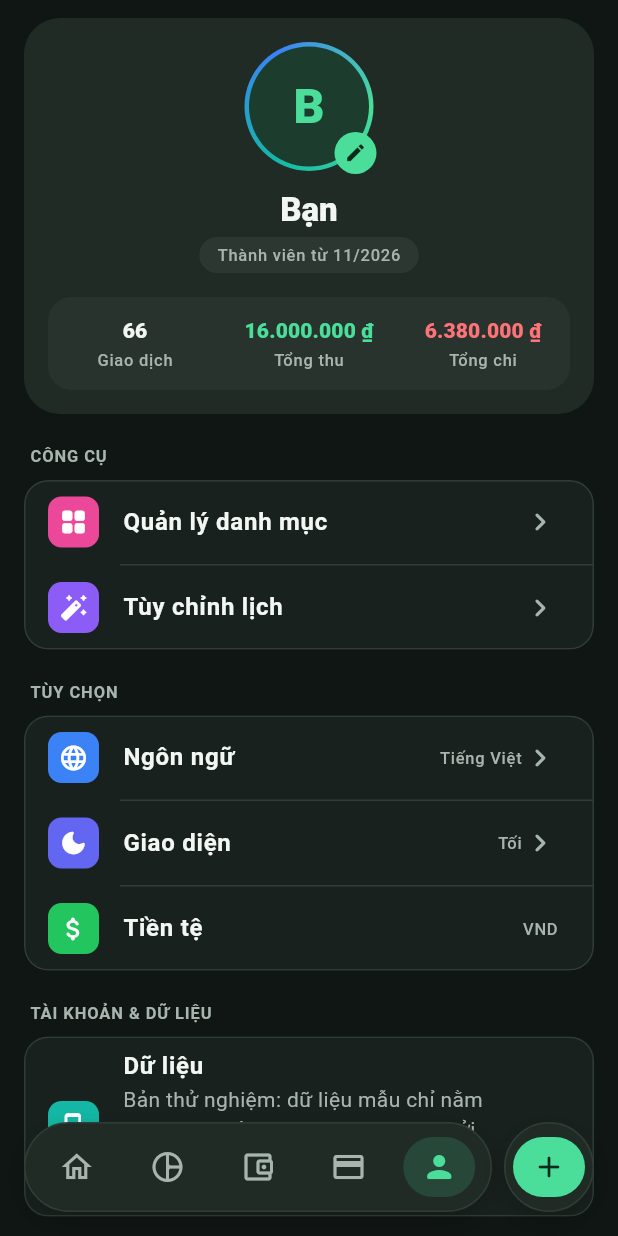
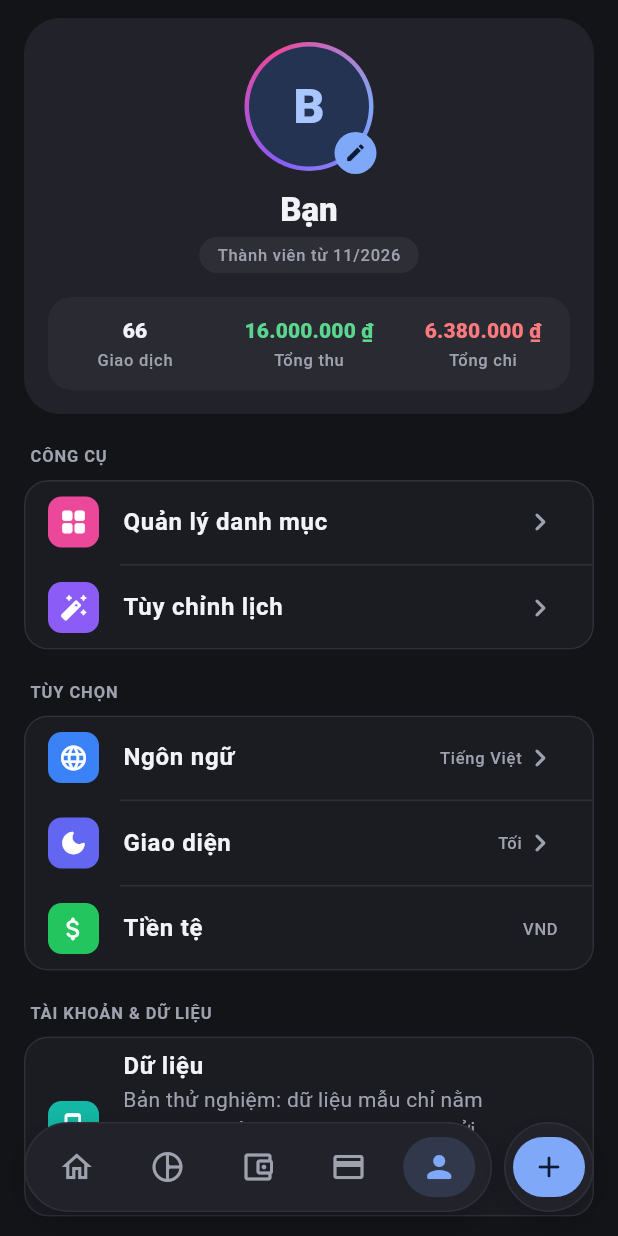
Before and after one commit to thdevfe/money-tracker, a Flutter app: the screen it shows after launch, item 5 of the bottom bar chosen, on a phone screen of 412 x 824 dp. Run offline on Flutter 3.47's test engine with Material 3 defaults, Android fonts, the phone set to English and light mode, and no system bars; our stand-ins replace camera, flutter_riverpod, image_picker, shared_preferences, supabase_flutter; accounts and stored records are empty.

Commit message:
style(theme): blue accent on neutral dark and shorter calendar cells
Match CapMoney's look more closely: the green theme felt off and the
calendar rows were taller than in the reference.

- blue primary on neutral gray surfaces in dark and light themes
- income stays green and expense red; transfers turn purple
- blue-purple-pink rings on the shutter and profile avatar
- shorter day cells with larger thumbnails and smaller day labels
- empty past days show a "+" square, future days a faint one
- web background and theme color follow the new dark surface

Co-Authored-By: Claude Opus 5.5 <noreply@anthropic.com>

```diff
--- a/lib/core/theme/app_theme.dart
+++ b/lib/core/theme/app_theme.dart
@@ -40,21 +40,21 @@ class AppColors extends ThemeExtension<AppColors> {
   });
 
   static const light = AppColors(
-    income: Color(0xFF159957),
+    income: Color(0xFF1F9D5C),
     expense: Color(0xFFE5484D),
-    transfer: Color(0xFF3984D6),
-    border: Color(0xFFE3E8E5),
-    textSecondary: Color(0xFF667085),
-    elevatedSurface: Color(0xFFF0F3F1),
+    transfer: Color(0xFF8B5CF6),
+    border: Color(0xFFE4E6EB),
+    textSecondary: Color(0xFF6B7080),
+    elevatedSurface: Color(0xFFEFF1F5),
   );
 
   static const dark = AppColors(
-    income: Color(0xFF4ADE9A),
-    expense: Color(0xFFFF7278),
-    transfer: Color(0xFF75B5FF),
-    border: Color(0xFF303D36),
-    textSecondary: Color(0xFFA8B5AE),
-    elevatedSurface: Color(0xFF202B26),
+    income: Color(0xFF5BD68E),
+    expense: Color(0xFFFF7A7F),
+    transfer: Color(0xFFB59CFF),
+    border: Color(0xFF2E3038),
+    textSecondary: Color(0xFF9EA2AE),
+    elevatedSurface: Color(0xFF22232A),
   );
 
   static AppColors of(BuildContext context) =>
@@ -97,25 +97,25 @@ class AppTheme {
   static ThemeData light() {
     const scheme = ColorScheme(
       brightness: Brightness.light,
-      primary: Color(0xFF16A36A),
+      primary: Color(0xFF3D7BF0),
       onPrimary: Colors.white,
-      primaryContainer: Color(0xFFDDF4E8),
-      onPrimaryContainer: Color(0xFF128354),
-      secondary: Color(0xFF128354),
+      primaryContainer: Color(0xFFE3ECFF),
+      onPrimaryContainer: Color(0xFF1F5BD0),
+      secondary: Color(0xFF1F5BD0),
       onSecondary: Colors.white,
       error: Color(0xFFE5484D),
       onError: Colors.white,
       surface: Color(0xFFFFFFFF),
-      onSurface: Color(0xFF17212B),
-      onSurfaceVariant: Color(0xFF667085),
-      surfaceContainerLowest: Color(0xFFF6F8F7),
-      surfaceContainerHighest: Color(0xFFEFF2F0),
-      outline: Color(0xFFE3E8E5),
-      outlineVariant: Color(0xFFE3E8E5),
+      onSurface: Color(0xFF181A20),
+      onSurfaceVariant: Color(0xFF6B7080),
+      surfaceContainerLowest: Color(0xFFF5F6F9),
+      surfaceContainerHighest: Color(0xFFEFF1F5),
+      outline: Color(0xFFE4E6EB),
+      outlineVariant: Color(0xFFE4E6EB),
     );
     return _build(
       scheme,
-      background: const Color(0xFFF6F8F7),
+      background: const Color(0xFFF5F6F9),
       colors: AppColors.light,
     );
   }
@@ -123,25 +123,25 @@ class AppTheme {
   static ThemeData dark() {
     const scheme = ColorScheme(
       brightness: Brightness.dark,
-      primary: Color(0xFF4ADE9A),
-      onPrimary: Color(0xFF0B2A1C),
-      primaryContainer: Color(0xFF1C3D2E),
-      onPrimaryContainer: Color(0xFF4ADE9A),
-      secondary: Color(0xFF4ADE9A),
-      onSecondary: Color(0xFF0B2A1C),
-      error: Color(0xFFFF7278),
+      primary: Color(0xFF7FA8F8),
+      onPrimary: Color(0xFF0C1A33),
+      primaryContainer: Color(0xFF243352),
+      onPrimaryContainer: Color(0xFFA9C6FF),
+      secondary: Color(0xFF7FA8F8),
+      onSecondary: Color(0xFF0C1A33),
+      error: Color(0xFFFF7A7F),
       onError: Color(0xFF2B0A0B),
-      surface: Color(0xFF19211E),
-      onSurface: Color(0xFFF3F7F4),
-      onSurfaceVariant: Color(0xFFA8B5AE),
-      surfaceContainerLowest: Color(0xFF101614),
-      surfaceContainerHighest: Color(0xFF202B26),
-      outline: Color(0xFF303D36),
-      outlineVariant: Color(0xFF303D36),
+      surface: Color(0xFF1B1C22),
+      onSurface: Color(0xFFF2F3F7),
+      onSurfaceVariant: Color(0xFF9EA2AE),
+      surfaceContainerLowest: Color(0xFF131418),
+      surfaceContainerHighest: Color(0xFF22232A),
+      outline: Color(0xFF2E3038),
+      outlineVariant: Color(0xFF2E3038),
     );
     return _build(
       scheme,
-      background: const Color(0xFF101614),
+      background: const Color(0xFF131418),
       colors: AppColors.dark,
     );
   }
--- a/lib/features/settings/presentation/settings_screen.dart
+++ b/lib/features/settings/presentation/settings_screen.dart
@@ -258,10 +258,10 @@ class _ProfileCard extends ConsumerWidget {
                       shape: BoxShape.circle,
                       gradient: SweepGradient(
                         colors: [
-                          Color(0xFF4ADE9A),
-                          Color(0xFF14B8A6),
-                          Color(0xFF3B82F6),
-                          Color(0xFF4ADE9A),
+                          Color(0xFF7FA8F8),
+                          Color(0xFF8B5CF6),
+                          Color(0xFFEC4899),
+                          Color(0xFF7FA8F8),
                         ],
                       ),
                     ),
--- a/lib/features/transactions/presentation/home/widgets/photo_calendar.dart
+++ b/lib/features/transactions/presentation/home/widgets/photo_calendar.dart
@@ -105,6 +105,7 @@ class PhotoCalendar extends StatelessWidget {
                             inMonth: isSameMonth(d, month),
                             isToday: isSameDay(d, today),
                             isSelected: isSameDay(d, selectedDate),
+                            isFuture: d.isAfter(today),
                             width: cellWidth,
                             settings: settings,
                             borderColor: borderColor,
```
Also changed, not shown: lib/features/transactions/presentation/form/capture_photo_screen.dart (+5 -5 lines), lib/features/transactions/presentation/home/widgets/photo_calendar_day_cell.dart (+52 -7 lines), 2 other files.
